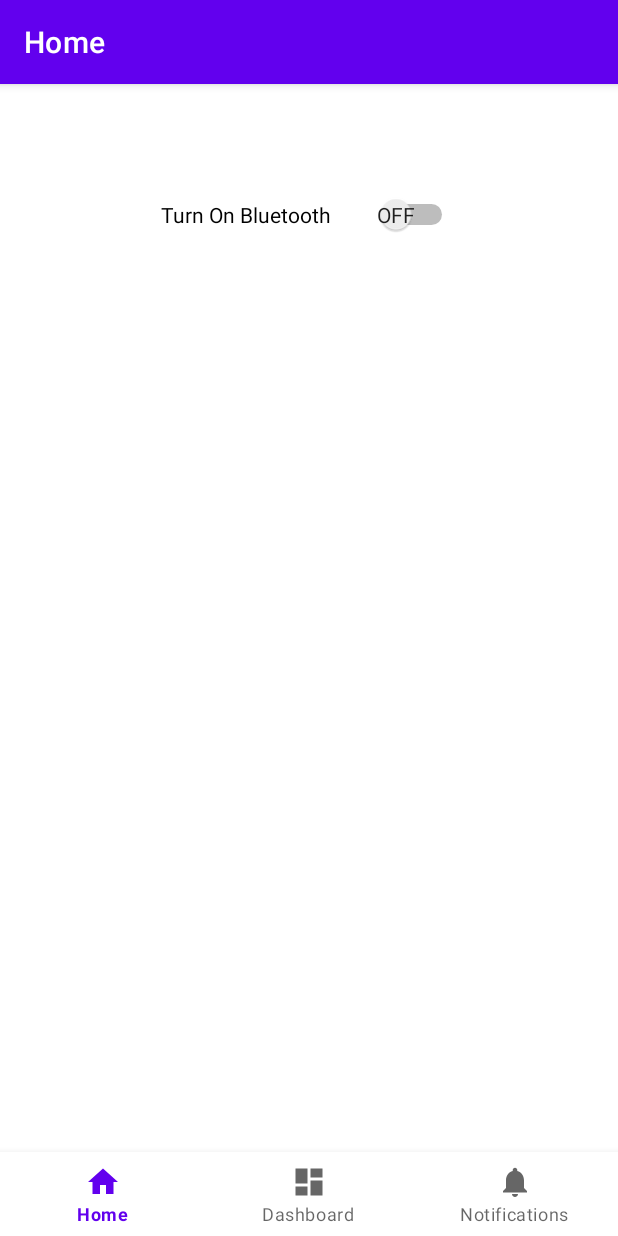
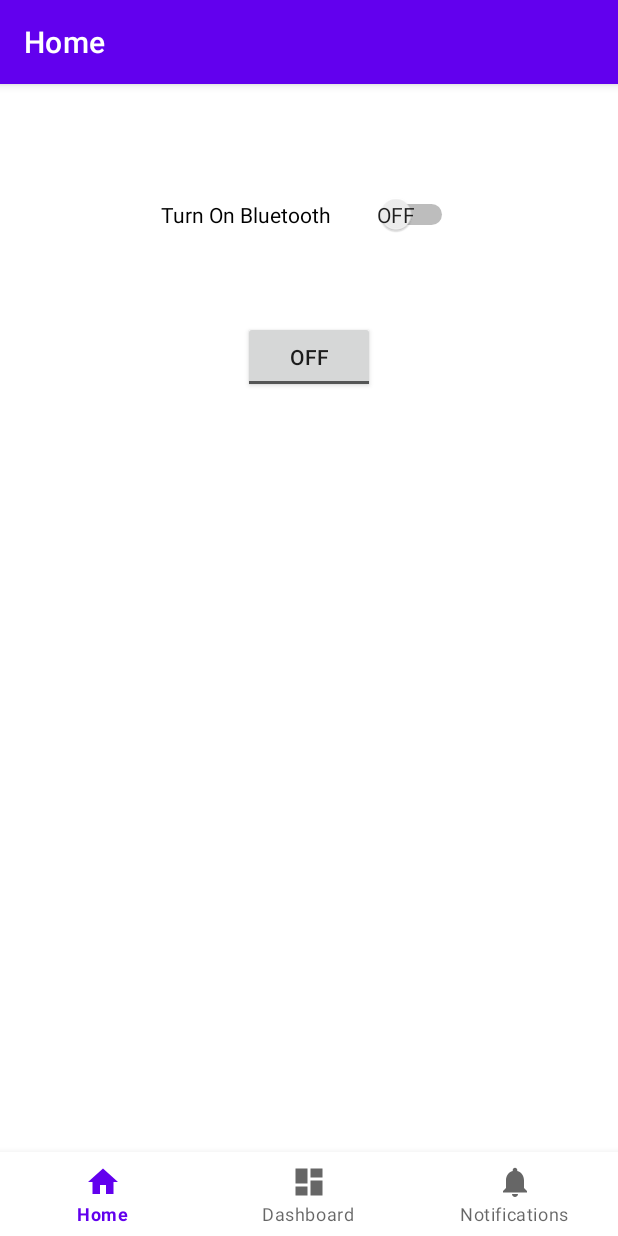
Before and after one commit to aihenry2980/MyAppTabbed, an Android app: the screen it shows after launch (MainActivity), on a phone screen of 412 x 824 dp. Run offline under Robolectric (Android 15) with nearby library versions, the phone set to English and light mode, and no system bars; our stand-ins replace navigation-ui.

Commit message:
added bluetooth manager

```diff
--- a/app/src/main/res/layout/fragment_home.xml
+++ b/app/src/main/res/layout/fragment_home.xml
@@ -12,7 +12,18 @@
         android:layout_height="62dp"
         android:showText="true"
         android:text="Turn On Bluetooth"
+
         app:layout_constraintEnd_toEndOf="parent"
         app:layout_constraintStart_toStartOf="parent"
         app:layout_constraintTop_toTopOf="parent" />
+
+    <ToggleButton
+        android:id="@+id/toggleButton"
+        android:layout_width="wrap_content"
+        android:layout_height="wrap_content"
+        android:layout_marginTop="40dp"
+        android:text="ToggleButton"
+        app:layout_constraintEnd_toEndOf="parent"
+        app:layout_constraintStart_toStartOf="parent"
+        app:layout_constraintTop_toBottomOf="@+id/switch_bluetooth" />
 </androidx.constraintlayout.widget.ConstraintLayout>
```
Also changed, not shown: app/src/main/AndroidManifest.xml (+24 -0 lines), app/src/main/java/com/example/myapptabbed/ui/dashboard/DashboardFragment.kt (+22 -0 lines), app/src/main/res/layout/fragment_dashboard.xml (+8 -4 lines).
